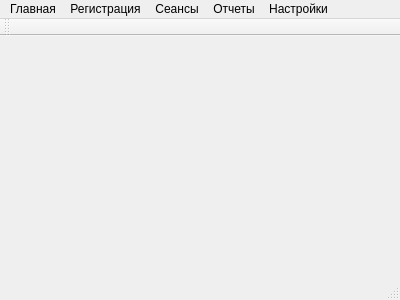
Above: Course/Course/adminpanel.ui from albert22o/VisualProgramming2 before the change. Below: the same form after it.
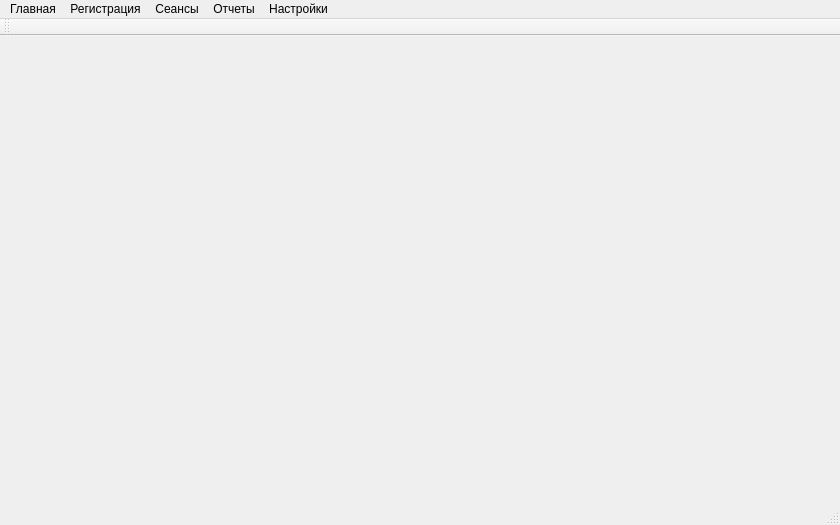
That is the form after the change.

Diff of the .ui file:
```diff
--- a/Course/Course/adminpanel.ui
+++ b/Course/Course/adminpanel.ui
@@ -6,8 +6,8 @@
    <rect>
     <x>0</x>
     <y>0</y>
-    <width>400</width>
-    <height>300</height>
+    <width>840</width>
+    <height>525</height>
    </rect>
   </property>
   <property name="windowTitle">
@@ -19,8 +19,8 @@
     <rect>
      <x>0</x>
      <y>0</y>
-     <width>400</width>
-     <height>21</height>
+     <width>840</width>
+     <height>25</height>
     </rect>
    </property>
    <widget class="QMenu" name="menu">
```
